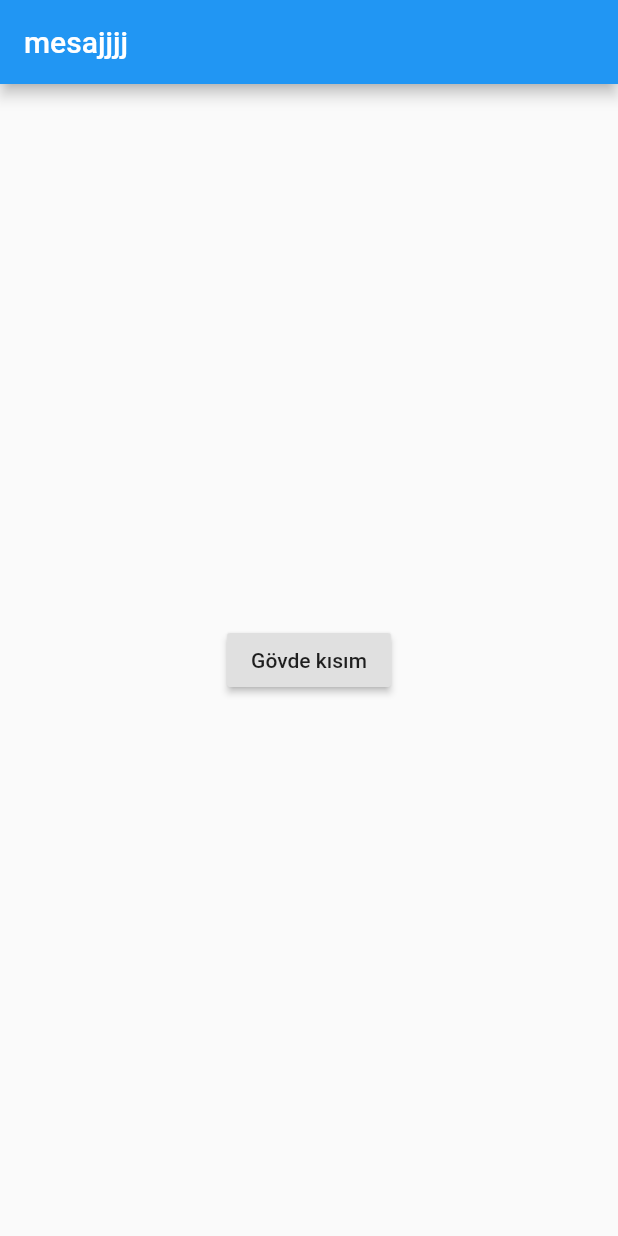
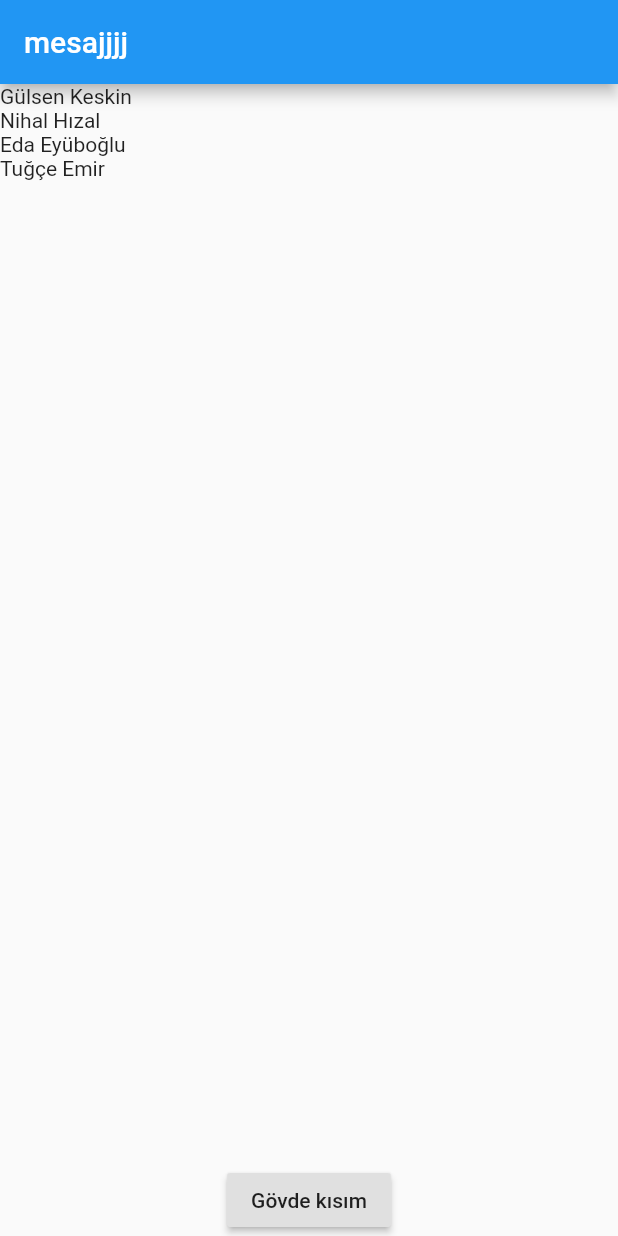
Before and after one commit to gulsenkeskin/grade-tracking, a Flutter app: the screen it shows after launch, on a phone screen of 412 x 824 dp. Run offline on Flutter 3.47's test engine with Material 2 defaults, Android fonts, the phone set to English and light mode, and no system bars.

```diff
--- a/lib/main.dart
+++ b/lib/main.dart
@@ -12,11 +12,23 @@ class MyApp extends StatelessWidget {
   String mesaj="mesajjjj";
   @override
   Widget build(BuildContext context) {
+    var ogrenciler=["Gülsen Keskin","Nihal Hızal","Eda Eyüboğlu","Tuğçe Emir"];
     return Scaffold(
       appBar: AppBar(
         title: Text(mesaj),
       ),
-      body: Center(
+      body: Column(
+        children: [
+          Expanded(
+            //elimizdeki veriye göre dinamik list view oluşturur
+            child: ListView.builder(
+                itemCount: ogrenciler.length,
+                //eleman sayısı kadar itemBuilder fonksiyonu çalıştırılır
+                itemBuilder: (BuildContext context, int index){
+                return Text(ogrenciler[index]);
+                })
+          ),
+          Center(
             child:RaisedButton(
               child:Text("Gövde kısım"),
               onPressed: (){
@@ -38,6 +50,8 @@ class MyApp extends StatelessWidget {
               },
             ),
           ),
+        ],
+      ),
     );
   }
 }
```
Lines whose indentation alone changed are shown as unchanged.
